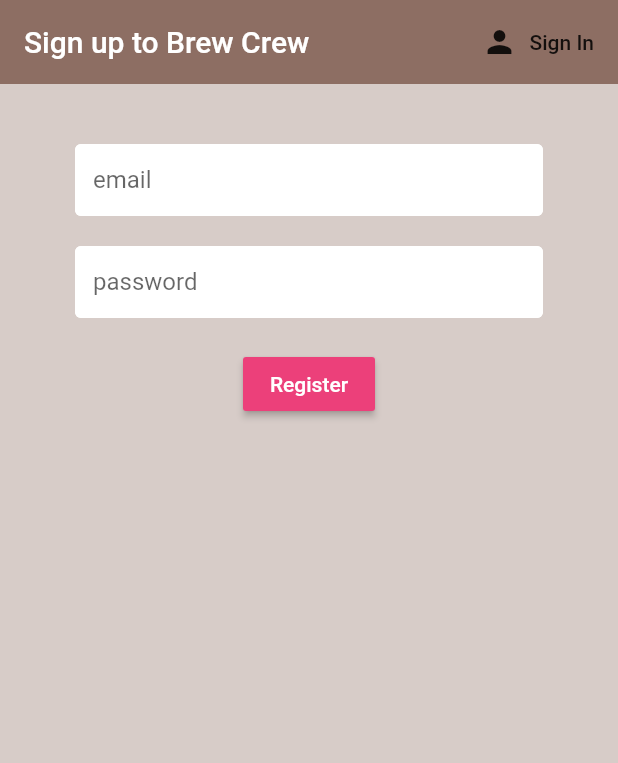
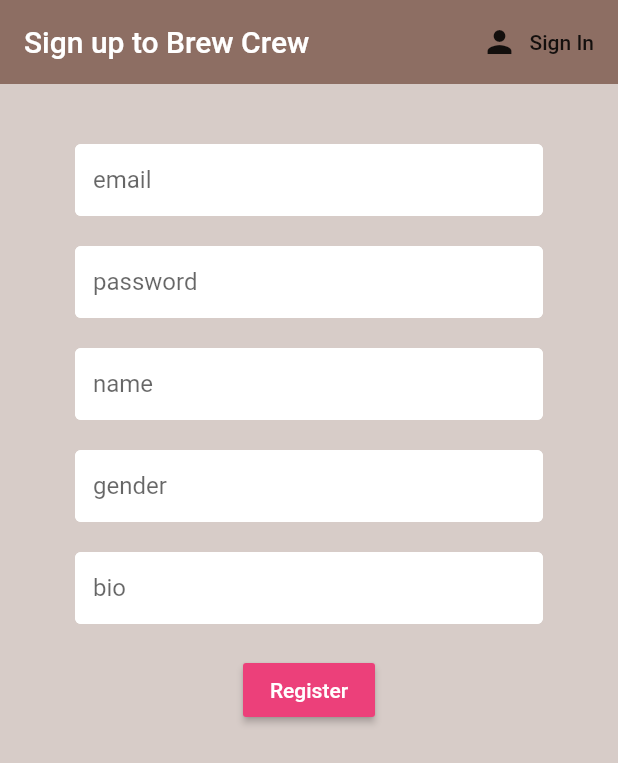
Before and after one commit to Jaga7/Animaler, a Flutter app: the screen it shows after launch, after a tap on "Register", on a phone screen of 412 x 824 dp. Shown: the top 763 px of the screen. Run offline on Flutter 3.47's test engine with Material 2 defaults, Android fonts, the phone set to English and light mode, and no system bars; our stand-ins replace cloud_firestore, firebase_auth, firebase_core, firebase_storage, flutter_spinkit, image_picker and 1 more; accounts and stored records are empty.

Commit message:
Rejestracja i zdjecia

```diff
--- a/lib/main.dart
+++ b/lib/main.dart
@@ -4,6 +4,7 @@ import 'dart:io';
 import 'package:cloud_firestore/cloud_firestore.dart';
 import 'package:firebase_auth/firebase_auth.dart';
 import 'package:firebase_core/firebase_core.dart';
+import 'package:firebase_storage/firebase_storage.dart';
 import 'package:flutter_application_1/screens/wrapper.dart';
 import 'package:flutter_application_1/services/auth.dart';
 import 'package:flutter/material.dart';
@@ -40,7 +41,7 @@ Future _connectToFirebaseEmulator () async  {
   );
 
   FirebaseFirestore.instance.useFirestoreEmulator(localHostString, 8080);
-
+  FirebaseStorage.instance.useStorageEmulator(localHostString, 9199);
   await FirebaseAuth.instance.useAuthEmulator(localHostString, 9099);
 }
 
--- a/lib/models/brew.dart
+++ b/lib/models/brew.dart
@@ -1,9 +1,10 @@
 class Brew {
 
   final String name;
-  final String sugars;
-  final int strength;
+  final String gender;
+  final String bio;
+  final String profilePictureUrl;
 
-  Brew({ required this.name, required this.sugars, required this.strength });
+  Brew({ required this.name, required this.gender, required this.bio, required this.profilePictureUrl });
 
 }
--- a/lib/models/user.dart
+++ b/lib/models/user.dart
@@ -10,10 +10,11 @@ class ModelUserData {
 
   final String? uid;
   final String name;
-  final String sugars;
-  final int strength;
+  final String gender;
+  final String bio;
+  final String profilePictureUrl;
 
-  ModelUserData({ this.uid, required this.name, required this.sugars, required this.strength });
+  ModelUserData({ this.uid, required this.name, required this.gender, required this.bio, required this.profilePictureUrl });
 
 // final String sugars;
 //   final int strength;
--- a/lib/screens/authenticate/register.dart
+++ b/lib/screens/authenticate/register.dart
@@ -1,20 +1,21 @@
+import 'package:firebase_storage/firebase_storage.dart';
 import 'package:flutter_application_1/services/auth.dart';
+import 'package:flutter_application_1/services/storage.dart';
 import 'package:flutter_application_1/shared/constants.dart';
 import 'package:flutter_application_1/shared/loading.dart';
 import 'package:flutter/material.dart';
 
 class Register extends StatefulWidget {
-
   final Function toggleView;
-  Register({ required this.toggleView });
+  Register({required this.toggleView});
 
   @override
   _RegisterState createState() => _RegisterState();
 }
 
 class _RegisterState extends State<Register> {
-
   final AuthService _auth = AuthService();
+  final Storage _storage = Storage();
   final _formKey = GlobalKey<FormState>();
   String error = '';
   bool loading = false;
@@ -22,10 +23,16 @@ class _RegisterState extends State<Register> {
   // text field state
   String email = '';
   String password = '';
+  String name = '';
+  String gender = '';
+  String bio = '';
+  String imageUrl = '';
 
   @override
   Widget build(BuildContext context) {
-    return loading ? Loading() : Scaffold(
+    return loading
+        ? Loading()
+        : Scaffold(
             backgroundColor: Colors.brown[100],
             appBar: AppBar(
               backgroundColor: Colors.brown[400],
@@ -47,19 +54,51 @@ class _RegisterState extends State<Register> {
                   children: <Widget>[
                     SizedBox(height: 20.0),
                     TextFormField(
-                decoration: textInputDecoration.copyWith(hintText: 'email'),
-                validator: (val) => val!.isEmpty ? 'Enter an email' : null,
+                      decoration:
+                          textInputDecoration.copyWith(hintText: 'email'),
+                      validator: (val) =>
+                          val!.isEmpty ? 'Enter an email' : null,
                       onChanged: (val) {
                         setState(() => email = val);
                       },
                     ),
                     SizedBox(height: 20.0),
                     TextFormField(
-                decoration: textInputDecoration.copyWith(hintText: 'password'),
+                      decoration:
+                          textInputDecoration.copyWith(hintText: 'password'),
                       obscureText: true,
-                validator: (val) => val!.length < 6 ? 'Enter a password 6+ chars long' : null,
+                      validator: (val) => val!.length < 6
+                          ? 'Enter a password 6+ chars long'
+                          : null,
                       onChanged: (val) {
                         setState(() => password = val);
+                      },
+                    ),
+                    SizedBox(height: 20.0),
+                    TextFormField(
+                      decoration:
+                          textInputDecoration.copyWith(hintText: 'name'),
+                      validator: (val) => val!.isEmpty ? 'Enter a name' : null,
+                      onChanged: (val) {
+                        setState(() => name = val);
+                      },
+                    ),
+                    SizedBox(height: 20.0),
+                    TextFormField(
+                      decoration:
+                          textInputDecoration.copyWith(hintText: 'gender'),
+                      validator: (val) =>
+                          val!.isEmpty ? 'Enter a gender' : null,
+                      onChanged: (val) {
+                        setState(() => gender = val);
+                      },
+                    ),
+                    SizedBox(height: 20.0),
+                    TextFormField(
+                      decoration: textInputDecoration.copyWith(hintText: 'bio'),
+                      validator: (val) => val!.isEmpty ? 'Enter a bio' : null,
+                      onChanged: (val) {
+                        setState(() => bio = val);
                       },
                     ),
                     SizedBox(height: 20.0),
@@ -70,18 +109,19 @@ class _RegisterState extends State<Register> {
                           style: TextStyle(color: Colors.white),
                         ),
                         onPressed: () async {
-                  if(_formKey.currentState!.validate()){
+                          if (_formKey.currentState!.validate()) {
                             setState(() => loading = true);
-                    dynamic result = await _auth.registerWithEmailAndPassword(email, password);
-                    if(result == null) {
+                            dynamic result =
+                                await _auth.registerWithEmailAndPassword(
+                                    email, password, name, gender, bio);
+                            if (result == null) {
                               setState(() {
                                 loading = false;
                                 error = 'Please supply a valid email';
                               });
                             }
                           }
-                }
-              ),
+                        }),
                     SizedBox(height: 12.0),
                     Text(
                       error,
--- a/lib/screens/authenticate/sign_in.dart
+++ b/lib/screens/authenticate/sign_in.dart
@@ -2,6 +2,7 @@ import 'package:flutter_application_1/services/auth.dart';
 import 'package:flutter_application_1/shared/constants.dart';
 import 'package:flutter_application_1/shared/loading.dart';
 import 'package:flutter/material.dart';
+
 
 class SignIn extends StatefulWidget {
 
--- a/lib/screens/home/brew_tile.dart
+++ b/lib/screens/home/brew_tile.dart
@@ -14,11 +14,12 @@ class BrewTile extends StatelessWidget {
         margin: EdgeInsets.fromLTRB(20.0, 6.0, 20.0, 0.0),
         child: ListTile(
           leading: CircleAvatar(
+            backgroundImage: NetworkImage(brew.profilePictureUrl),
             radius: 25.0,
-            backgroundColor: Colors.brown[brew.strength],
+            backgroundColor: Colors.brown[400],
           ),
           title: Text(brew.name),
-          subtitle: Text('Takes ${brew.sugars} sugar(s)'),
+          subtitle: Text('Takes 2 sugar(s)'),
         ),
       ),
     );
--- a/lib/screens/wrapper.dart
+++ b/lib/screens/wrapper.dart
@@ -14,6 +14,7 @@ class Wrapper extends StatelessWidget {
     if (user == null){
       return Authenticate();
     } else {
+      print('printing user${user.uid}');
       return Home();
     }
 
--- a/lib/services/auth.dart
+++ b/lib/services/auth.dart
@@ -1,6 +1,7 @@
 import 'package:flutter_application_1/models/user.dart';
 import 'package:flutter_application_1/services/database.dart';
 import 'package:firebase_auth/firebase_auth.dart';
+import 'package:flutter_application_1/services/storage.dart';
 
 class AuthService {
 
@@ -49,12 +50,14 @@ class AuthService {
   }
 
   // register with email and password
-  Future registerWithEmailAndPassword(String email, String password) async {
+  Future registerWithEmailAndPassword(String email, String password, String name, String gender, String bio) async {
     try {
       UserCredential result = await _auth.createUserWithEmailAndPassword(email: email, password: password);
       User? user = result.user;
       // create a new document for the user with the uid
-      await DatabaseService(uid: user!.uid).updateModelUserData('0','new crew member', 100);
+      var noPictureUrl = await DatabaseService(uid: user!.uid).storage.ref().child("no_picture.png").getDownloadURL();
+      noPictureUrl = noPictureUrl.toString();
+      await DatabaseService(uid: user!.uid).updateModelUserData(name, gender, bio, noPictureUrl);
       return _userFromFirebaseUser(user);
     } catch (error) {
       print(error.toString());
--- a/pubspec.yaml
+++ b/pubspec.yaml
@@ -41,6 +41,9 @@ dependencies:
   cloud_functions: ^3.2.4
   provider: ^6.0.2
   flutter_spinkit: ^5.1.0
+  image_picker: ^0.8.4+5
+  path_provider: ^2.0.8
+  photo_view: ^0.13.0
 
 dev_dependencies:
   flutter_test:
```
Also changed, not shown: lib/screens/home/settings_form.dart (+115 -47 lines), lib/services/database.dart (+133 -7 lines), lib/services/storage.dart (added, +54 -0 lines), pubspec.lock, 1 other file. Lines whose indentation alone changed are shown as unchanged.
